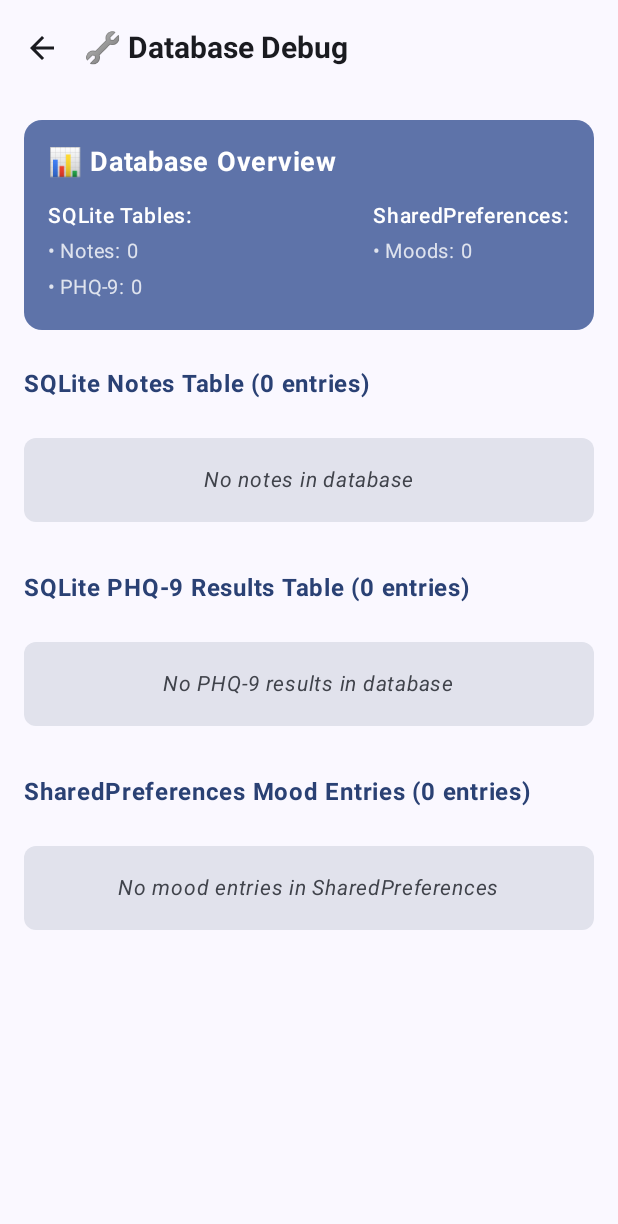
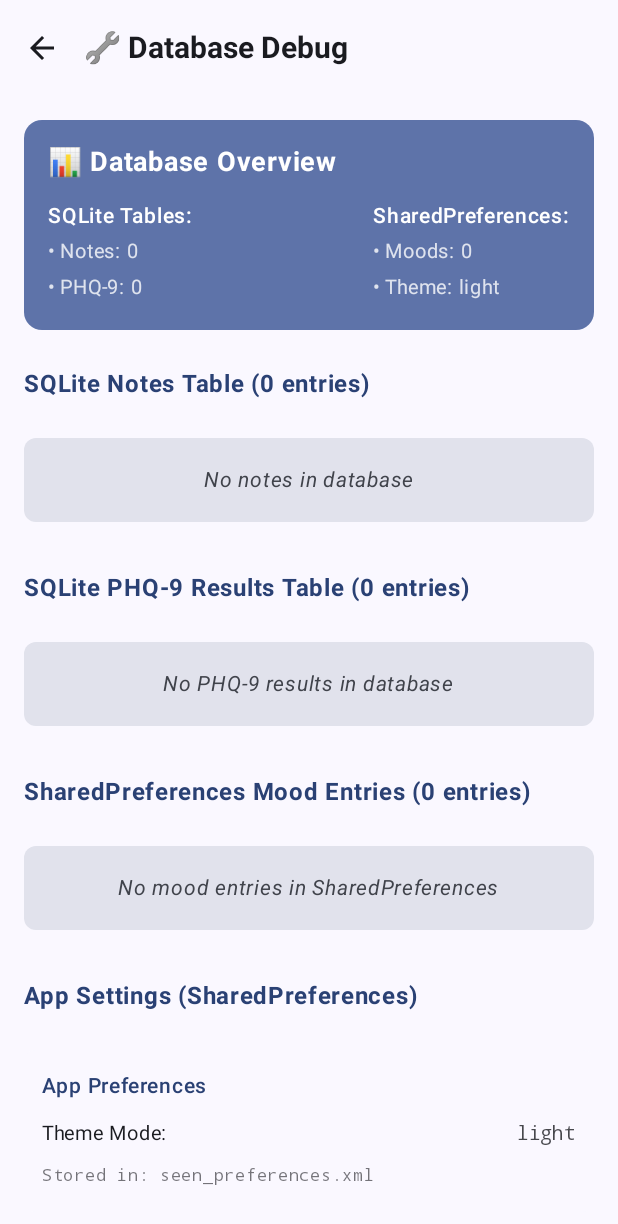
Before and after one commit to AlphaGameDeveloper/Seen, an Android app built with Jetpack Compose: the composable DatabaseDebugScreen shown on its own in the app's theme, on a phone screen of 412 x 824 dp. Shown: the top 1224 px of the screen. Run offline under Robolectric (Android 15) with nearby library versions, the light colour scheme and no system bars.

Commit message:
feat: show SharedPreferences in debug screen

```diff
--- a/app/src/main/java/dev/alphagame/seen/screens/DatabaseDebugScreen.kt
+++ b/app/src/main/java/dev/alphagame/seen/screens/DatabaseDebugScreen.kt
@@ -28,6 +28,7 @@ fun DatabaseDebugScreen(
     val context = LocalContext.current
     val notesManager = remember { NotesManager(context) }
     val widgetMoodManager = remember { WidgetMoodManager(context) }
+    val preferencesManager = remember { PreferencesManager(context) }
 
     var notes by remember { mutableStateOf<List<Note>>(emptyList()) }
     var phq9Results by remember { mutableStateOf<List<PHQ9Result>>(emptyList()) }
@@ -78,7 +79,8 @@ fun DatabaseDebugScreen(
                 DatabaseOverviewCard(
                     notesCount = notes.size,
                     phq9Count = phq9Results.size,
-                    moodCount = moodEntries.size
+                    moodCount = moodEntries.size,
+                    preferencesManager = preferencesManager
                 )
             }
 
@@ -129,6 +131,16 @@ fun DatabaseDebugScreen(
                 }
             }
 
+            // Settings Section (SharedPreferences)
+            item {
+                Spacer(modifier = Modifier.height(8.dp))
+                SectionHeader("App Settings (SharedPreferences)")
+            }
+
+            item {
+                SettingsDebugCard(preferencesManager = preferencesManager)
+            }
+
             // Footer spacer
             item {
                 Spacer(modifier = Modifier.height(32.dp))
@@ -141,7 +153,8 @@ fun DatabaseDebugScreen(
 private fun DatabaseOverviewCard(
     notesCount: Int,
     phq9Count: Int,
-    moodCount: Int
+    moodCount: Int,
+    preferencesManager: PreferencesManager
 ) {
     Card(
         modifier = Modifier.fillMaxWidth(),
@@ -194,6 +207,11 @@ private fun DatabaseOverviewCard(
                     )
                     Text(
                         text = "• Moods: $moodCount",
+                        fontSize = 13.sp,
+                        color = MaterialTheme.colorScheme.onPrimaryContainer.copy(alpha = 0.8f)
+                    )
+                    Text(
+                        text = "• Theme: ${preferencesManager.themeMode}",
                         fontSize = 13.sp,
                         color = MaterialTheme.colorScheme.onPrimaryContainer.copy(alpha = 0.8f)
                     )
@@ -390,3 +408,56 @@ private fun MoodDebugCard(entry: MoodEntry) {
         }
     }
 }
+
+@Composable
+private fun SettingsDebugCard(preferencesManager: PreferencesManager) {
+    Card(
+        modifier = Modifier.fillMaxWidth(),
+        colors = CardDefaults.cardColors(
+            containerColor = MaterialTheme.colorScheme.surface
+        ),
+        shape = RoundedCornerShape(8.dp)
+    ) {
+        Column(
+            modifier = Modifier.padding(12.dp)
+        ) {
+            Text(
+                text = "App Preferences",
+                fontSize = 14.sp,
+                fontWeight = FontWeight.Medium,
+                color = MaterialTheme.colorScheme.primary
+            )
+
+            Spacer(modifier = Modifier.height(8.dp))
+
+            // Theme Mode
+            Row(
+                modifier = Modifier.fillMaxWidth(),
+                horizontalArrangement = Arrangement.SpaceBetween,
+                verticalAlignment = Alignment.CenterVertically
+            ) {
+                Text(
+                    text = "Theme Mode:",
+                    fontSize = 13.sp,
+                    color = MaterialTheme.colorScheme.onSurface
+                )
+                Text(
+                    text = preferencesManager.themeMode,
+                    fontSize = 13.sp,
+                    fontFamily = FontFamily.Monospace,
+                    color = MaterialTheme.colorScheme.onSurface.copy(alpha = 0.8f)
+                )
+            }
+
+            Spacer(modifier = Modifier.height(4.dp))
+
+            // Preferences file location info
+            Text(
+                text = "Stored in: seen_preferences.xml",
+                fontSize = 11.sp,
+                fontFamily = FontFamily.Monospace,
+                color = MaterialTheme.colorScheme.onSurface.copy(alpha = 0.6f)
+            )
+        }
+    }
+}
```
